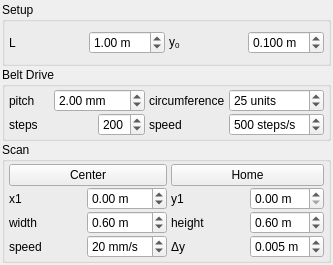
Above: PolargraphWidget.ui from davidgrier/QPolargraph before the change. Below: the same form after it.
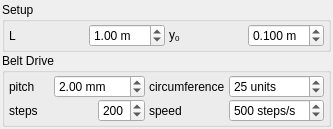
That is the form after the change.

Commit message: separate hardware implementation from scan

```diff
--- a/PolargraphWidget.ui
+++ b/PolargraphWidget.ui
@@ -7,7 +7,7 @@
     <x>0</x>
     <y>0</y>
     <width>333</width>
-    <height>265</height>
+    <height>128</height>
    </rect>
   </property>
   <property name="minimumSize">
@@ -290,236 +290,6 @@
      </layout>
     </widget>
    </item>
-   <item>
-    <widget class="QGroupBox" name="groupScan">
-     <property name="minimumSize">
-      <size>
-       <width>0</width>
-       <height>0</height>
-      </size>
-     </property>
-     <property name="font">
-      <font>
-       <weight>50</weight>
-       <bold>false</bold>
-      </font>
-     </property>
-     <property name="title">
-      <string>Scan</string>
-     </property>
-     <layout class="QGridLayout" name="gridLayout">
-      <property name="leftMargin">
-       <number>4</number>
-      </property>
-      <property name="topMargin">
-       <number>2</number>
-      </property>
-      <property name="rightMargin">
-       <number>4</number>
-      </property>
-      <property name="bottomMargin">
-       <number>2</number>
-      </property>
-      <property name="horizontalSpacing">
-       <number>4</number>
-      </property>
-      <property name="verticalSpacing">
-       <number>1</number>
-      </property>
-      <item row="0" column="0" colspan="2">
-       <widget class="QPushButton" name="gotocenter">
-        <property name="text">
-         <string>Center</string>
-        </property>
-       </widget>
-      </item>
-      <item row="0" column="2" colspan="2">
-       <widget class="QPushButton" name="gotohome">
-        <property name="text">
-         <string>Home</string>
-        </property>
-       </widget>
-      </item>
-      <item row="1" column="0">
-       <widget class="QLabel" name="labelX1">
-        <property name="text">
-         <string>x1</string>
-        </property>
-        <property name="buddy">
-         <cstring>x1</cstring>
-        </property>
-       </widget>
-      </item>
-      <item row="1" column="1">
-       <widget class="QDoubleSpinBox" name="x1">
-        <property name="suffix">
-         <string> m</string>
-        </property>
-        <property name="minimum">
-         <double>-1.000000000000000</double>
-        </property>
-        <property name="maximum">
-         <double>1.000000000000000</double>
-        </property>
-        <property name="singleStep">
-         <double>0.010000000000000</double>
-        </property>
-       </widget>
-      </item>
-      <item row="1" column="2">
-       <widget class="QLabel" name="labelY1">
-        <property name="text">
-         <string>y1</string>
-        </property>
-        <property name="buddy">
-         <cstring>y1</cstring>
-        </property>
-       </widget>
-      </item>
-      <item row="1" column="3">
-       <widget class="QDoubleSpinBox" name="y1">
-        <property name="suffix">
-         <string> m</string>
-        </property>
-        <property name="minimum">
-         <double>0.000000000000000</double>
-        </property>
-        <property name="maximum">
-         <double>1.000000000000000</double>
-        </property>
-        <property name="singleStep">
-         <double>0.010000000000000</double>
-        </property>
-       </widget>
-      </item>
-      <item row="2" column="0">
-       <widget class="QLabel" name="labelWidth">
-        <property name="text">
-         <string>width</string>
-        </property>
-        <property name="buddy">
-         <cstring>width</cstring>
-        </property>
-       </widget>
-      </item>
-      <item row="2" column="1">
-       <widget class="QDoubleSpinBox" name="width">
-        <property name="suffix">
-         <string> m</string>
-        </property>
-        <property name="minimum">
-         <double>0.050000000000000</double>
-        </property>
-        <property name="maximum">
-         <double>10.000000000000000</double>
-        </property>
-        <property name="singleStep">
-         <double>0.010000000000000</double>
-        </property>
-        <property name="value">
-         <double>0.600000000000000</double>
-        </property>
-       </widget>
-      </item>
-      <item row="2" column="2">
-       <widget class="QLabel" name="labelHeight">
-        <property name="text">
-         <string>height</string>
-        </property>
-        <property name="buddy">
-         <cstring>height</cstring>
-        </property>
-       </widget>
-      </item>
-      <item row="2" column="3">
-       <widget class="QDoubleSpinBox" name="height">
-        <property name="suffix">
-         <string> m</string>
-        </property>
-        <property name="minimum">
-         <double>0.050000000000000</double>
-        </property>
-        <property name="maximum">
-         <double>10.000000000000000</double>
-        </property>
-        <property name="singleStep">
-         <double>0.010000000000000</double>
-        </property>
-        <property name="value">
-         <double>0.600000000000000</double>
-        </property>
-       </widget>
-      </item>
-      <item row="3" column="0">
-       <widget class="QLabel" name="labelSpeed">
-        <property name="statusTip">
-         <string>Polargraph: Translation speed</string>
-        </property>
-        <property name="text">
-         <string>speed</string>
-        </property>
-        <property name="buddy">
-         <cstring>speed</cstring>
-        </property>
-       </widget>
-      </item>
-      <item row="3" column="1">
-       <widget class="QDoubleSpinBox" name="speed">
-        <property name="suffix">
-         <string> mm/s</string>
-        </property>
-        <property name="decimals">
-         <number>0</number>
-        </property>
-        <property name="minimum">
-         <double>1.000000000000000</double>
-        </property>
-        <property name="maximum">
-         <double>200.000000000000000</double>
-        </property>
-        <property name="singleStep">
-         <double>1.000000000000000</double>
-        </property>
-        <property name="value">
-         <double>20.000000000000000</double>
-        </property>
-       </widget>
-      </item>
-      <item row="3" column="2">
-       <widget class="QLabel" name="labelDy">
-        <property name="text">
-         <string>Δy</string>
-        </property>
-        <property name="buddy">
-         <cstring>dy</cstring>
-        </property>
-       </widget>
-      </item>
-      <item row="3" column="3">
-       <widget class="QDoubleSpinBox" name="dy">
-        <property name="suffix">
-         <string> m</string>
-        </property>
-        <property name="decimals">
-         <number>3</number>
-        </property>
-        <property name="minimum">
-         <double>0.001000000000000</double>
-        </property>
-        <property name="maximum">
-         <double>0.500000000000000</double>
-        </property>
-        <property name="singleStep">
-         <double>0.001000000000000</double>
-        </property>
-        <property name="value">
-         <double>0.005000000000000</double>
-        </property>
-       </widget>
-      </item>
-     </layout>
-    </widget>
-   </item>
   </layout>
  </widget>
  <tabstops>
```
Left out of the diff: 6 changed lines with no effect on the pictures. The commit also changes 7 other files.
